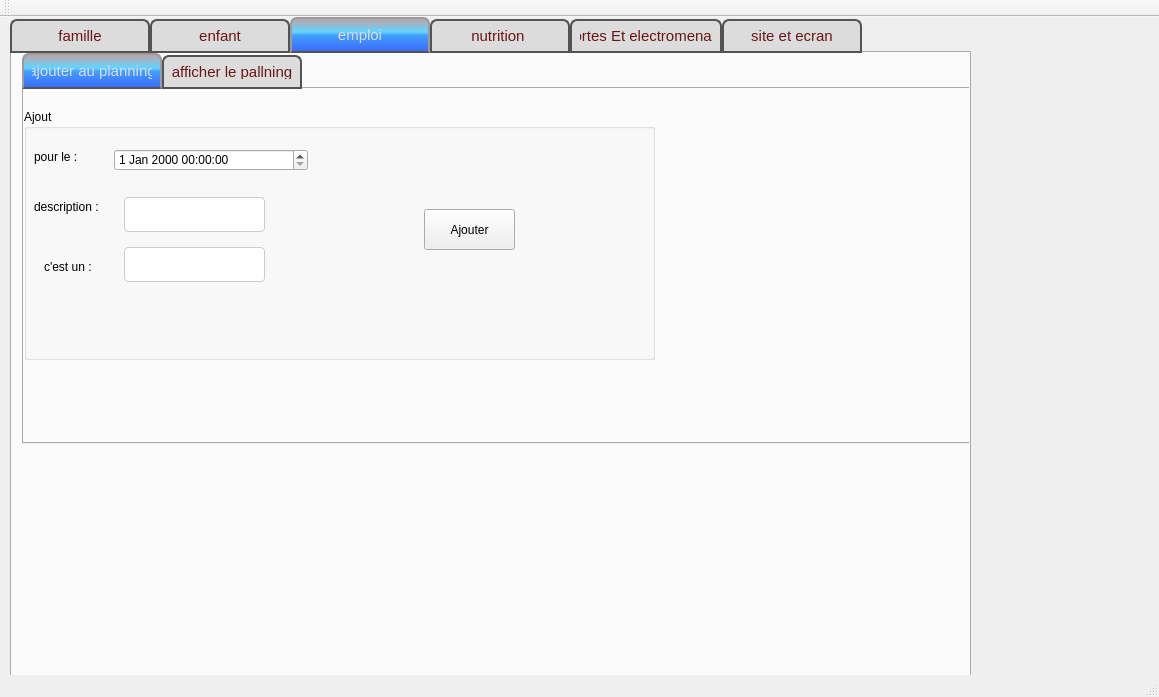
Qt form mainwindow.ui (soumaya-nheri/Smart-parental-monitoring-system-2A27) before a commit.
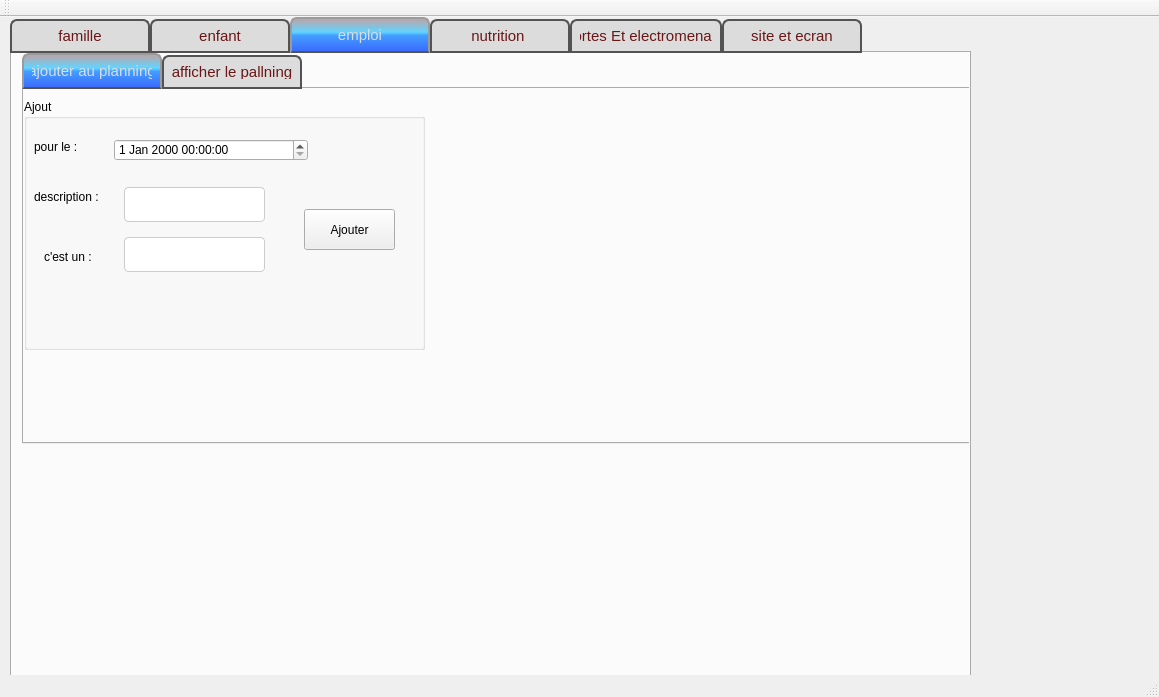
The same form after that commit. The open tabs and pages were chosen to show the change. Icons and pictures are not drawn.

```diff
--- a/mainwindow.ui
+++ b/mainwindow.ui
@@ -736,7 +736,7 @@
        <rect>
         <x>10</x>
         <y>0</y>
-        <width>961</width>
+        <width>981</width>
         <height>391</height>
        </rect>
       </property>
@@ -754,8 +754,8 @@
         <property name="geometry">
          <rect>
           <x>0</x>
-          <y>20</y>
-          <width>631</width>
+          <y>10</y>
+          <width>401</width>
           <height>251</height>
          </rect>
         </property>
@@ -817,8 +817,8 @@
         <widget class="QPushButton" name="ajouter">
          <property name="geometry">
           <rect>
-           <x>400</x>
-           <y>100</y>
+           <x>280</x>
+           <y>110</y>
            <width>91</width>
            <height>41</height>
           </rect>
@@ -861,6 +861,17 @@
          </property>
         </widget>
        </widget>
+       <widget class="QFrame" name="statframe">
+        <property name="geometry">
+         <rect>
+          <x>410</x>
+          <y>110</y>
+          <width>511</width>
+          <height>191</height>
+         </rect>
+        </property>
+        <layout class="QHBoxLayout" name="horizontalLayout"/>
+       </widget>
       </widget>
       <widget class="QWidget" name="tab_12">
        <attribute name="title">
```
Left out of the diff: 4 changed lines with no effect on the pictures.
